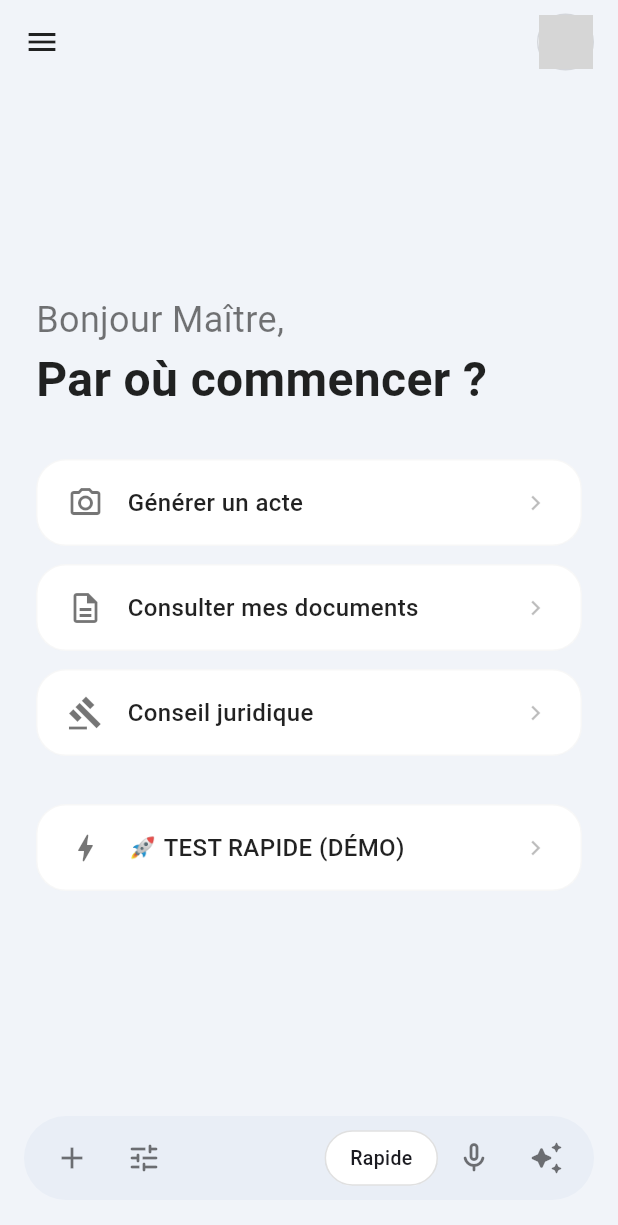
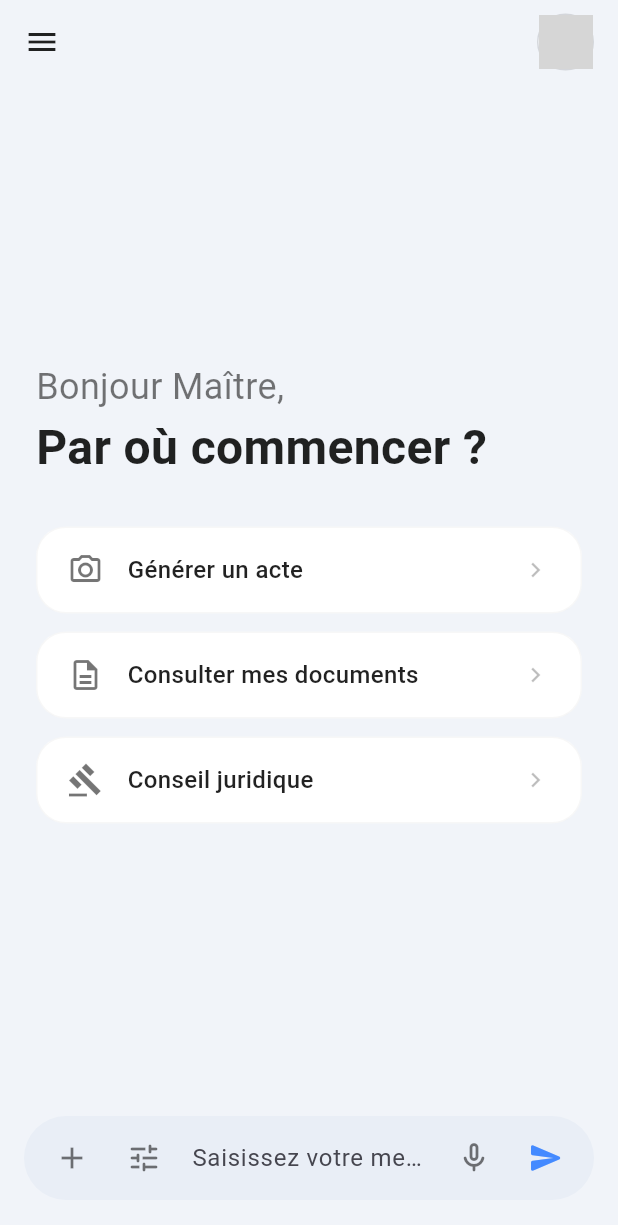
Before and after one commit to mohamedlemin-hbib/notaire_ai, a Flutter app: the ChatScreen screen opened by its route, on a phone screen of 412 x 824 dp. Shown: the top 1225 px of the screen. Run offline on Flutter 3.47's test engine with Material 3 defaults, Android fonts, the phone set to English and light mode, and no system bars; our stand-ins replace file_picker, flutter_secure_storage, image_picker, permission_handler; missing offline and left inert: record, syncfusion_flutter_pdfviewer; accounts and stored records are empty; network calls fail; grey boxes are pictures that could not be loaded.

Commit message:
git init : ajout de mon projet

```diff
--- a/mobile_app/lib/screens/chat_screen.dart
+++ b/mobile_app/lib/screens/chat_screen.dart
@@ -130,6 +130,17 @@ class _ChatScreenState extends State<ChatScreen> with TickerProviderStateMixin {
   Future<void> _sendMessage(String text) async {
     if (text.isEmpty || _currentSessionId == null) return;
 
+    final lowerText = text.toLowerCase();
+    if (lowerText.contains("mariage")) {
+      _selectedActType = "mariage";
+    } else if (lowerText.contains("véhicule") || lowerText.contains("vehicule") || lowerText.contains("voiture")) {
+      _selectedActType = "vente_vehicule";
+    } else if (lowerText.contains("société") || lowerText.contains("societe") || lowerText.contains("parts")) {
+      _selectedActType = "vente_societe";
+    } else if (lowerText.contains("immobilier") || lowerText.contains("terrain") || lowerText.contains("maison")) {
+      _selectedActType = "vente_immobilier";
+    }
+
     final time = DateTime.now();
     setState(() {
       _messages.add({"text": text, "isUser": true, "time": time});
@@ -218,8 +229,17 @@ class _ChatScreenState extends State<ChatScreen> with TickerProviderStateMixin {
     if (image == null) return;
 
     final isMariage = _selectedActType == "mariage";
-    final labelP1 = isMariage ? "Monsieur" : "Vendeur";
-    final labelP2 = isMariage ? "Madame" : "Acheteur";
+    final isSociete = _selectedActType == "vente_societe";
+
+    String labelP1 = "Vendeur";
+    String labelP2 = "Acheteur";
+    if (isMariage) {
+      labelP1 = "Monsieur";
+      labelP2 = "Madame";
+    } else if (isSociete) {
+      labelP1 = "Cédant";
+      labelP2 = "Cessionnaire";
+    }
 
     setState(() {
       if (_vendeurFile == null) {
@@ -721,14 +741,6 @@ class _ChatScreenState extends State<ChatScreen> with TickerProviderStateMixin {
                   _sendMessage("Bonjour Maître, comment puis-je vous aider ?"),
               badgeText: "Gemini",
             ),
-            const SizedBox(height: 20),
-            _buildActionCard(
-              Icons.bolt_rounded,
-              "🚀 TEST RAPIDE (DÉMO)",
-              "Générer un acte instantanément (Simulation).",
-              onTap: () => _sendMessage("Générer un acte de vente de démonstration"),
-              badgeText: "V2.1",
-            ),
           ],
         ),
       ),
@@ -842,18 +854,15 @@ class _ChatScreenState extends State<ChatScreen> with TickerProviderStateMixin {
               icon: const Icon(Icons.tune_rounded, color: Colors.black54),
               onPressed: () {},
             ),
-            const Spacer(),
-            InkWell(
-              onTap: () => _sendMessage("Générer un acte de vente de démonstration"),
-              child: Container(
-                padding: const EdgeInsets.symmetric(horizontal: 16, vertical: 8),
-                decoration: BoxDecoration(
-                  color: kWhite,
-                  borderRadius: BorderRadius.circular(20),
-                  border: Border.all(color: Colors.black12),
+            Expanded(
+              child: TextField(
+                controller: _controller,
+                decoration: const InputDecoration(
+                  hintText: "Saisissez votre message...",
+                  border: InputBorder.none,
+                  contentPadding: EdgeInsets.symmetric(horizontal: 8),
                 ),
-                child: const Text("Rapide",
-                    style: TextStyle(fontSize: 13, fontWeight: FontWeight.w500)),
+                onSubmitted: (value) => _sendMessage(value),
               ),
             ),
             IconButton(
@@ -862,7 +871,7 @@ class _ChatScreenState extends State<ChatScreen> with TickerProviderStateMixin {
               onPressed: _toggleRecording,
             ),
             IconButton(
-              icon: const Icon(Icons.auto_awesome_rounded, color: Colors.black54),
+              icon: const Icon(Icons.send_rounded, color: Colors.blueAccent),
               onPressed: () => _sendMessage(_controller.text),
             ),
           ],
--- a/mobile_app/lib/services/api_service.dart
+++ b/mobile_app/lib/services/api_service.dart
@@ -6,16 +6,16 @@ import 'package:flutter_secure_storage/flutter_secure_storage.dart';
 
 class ApiService {
   static String baseUrl = kIsWeb
-      ? "http://localhost:8000/api/v1"
+      ? "http://127.0.0.1:8000/api/v1"
       : (defaultTargetPlatform == TargetPlatform.android
           ? "http://10.0.2.2:8000/api/v1"
-          : "http://localhost:8000/api/v1");
+          : "http://127.0.0.1:8000/api/v1");
 
   static String baseOrigin = kIsWeb
-      ? "http://localhost:8000"
+      ? "http://127.0.0.1:8000"
       : (defaultTargetPlatform == TargetPlatform.android
           ? "http://10.0.2.2:8000"
-          : "http://localhost:8000");
+          : "http://127.0.0.1:8000");
 
   static const _storage = FlutterSecureStorage();
   static String? _token;
```
Also changed, not shown: 4 other files.
